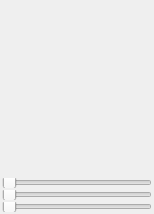
Above: tela/color_picker.ui from EyeOdin/Tela before the change. Below: the same form after it.
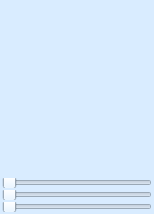
That is the form after the change.

```diff
--- a/tela/color_picker.ui
+++ b/tela/color_picker.ui
@@ -13,6 +13,9 @@
   <property name="windowTitle">
    <string>Form</string>
   </property>
+  <property name="styleSheet">
+   <string notr="true">background-color: rgb(217, 236, 255);</string>
+  </property>
   <layout class="QVBoxLayout" name="color_picker_layout">
    <property name="spacing">
     <number>0</number>
```
